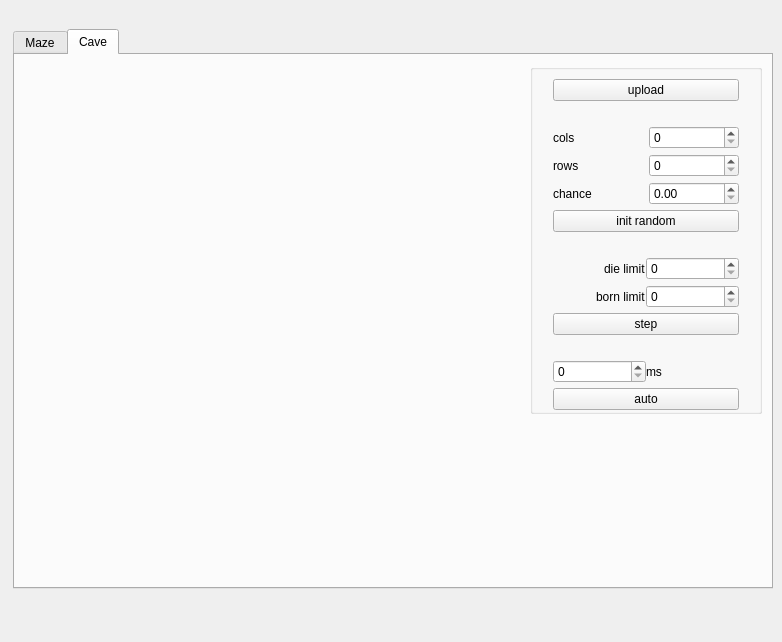
darrpama/A1_Maze-1, file src/views/mainwindow.ui: the form before one commit.
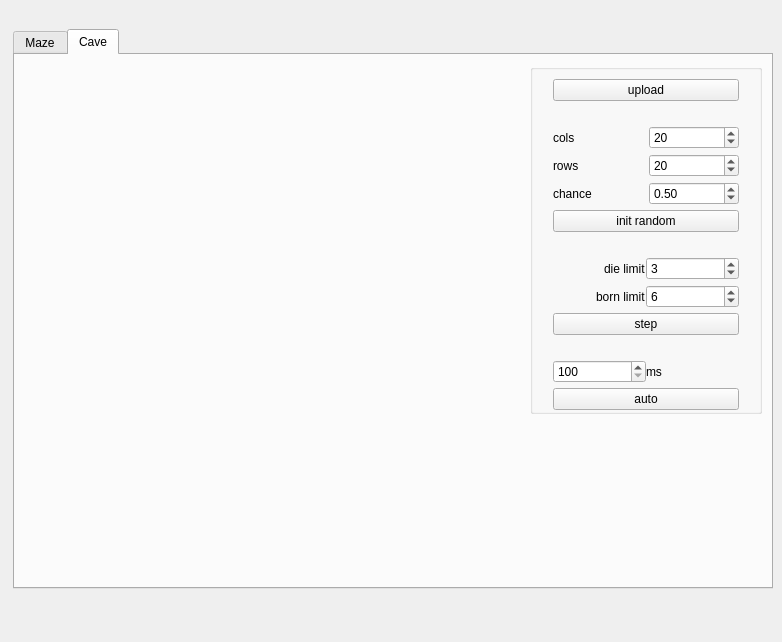
The form after the commit. The open tabs and pages were chosen to show the change. Custom widgets are drawn as their Qt base class.

Commit message: setted default values;

The edit to the form file:
```diff
--- a/src/views/mainwindow.ui
+++ b/src/views/mainwindow.ui
@@ -245,7 +245,14 @@
                 </widget>
                </item>
                <item>
-                <widget class="QSpinBox" name="cave_cols"/>
+                <widget class="QSpinBox" name="cave_cols">
+                 <property name="maximum">
+                  <number>50</number>
+                 </property>
+                 <property name="value">
+                  <number>20</number>
+                 </property>
+                </widget>
                </item>
               </layout>
              </item>
@@ -259,7 +266,14 @@
                 </widget>
                </item>
                <item>
-                <widget class="QSpinBox" name="cave_rows"/>
+                <widget class="QSpinBox" name="cave_rows">
+                 <property name="maximum">
+                  <number>50</number>
+                 </property>
+                 <property name="value">
+                  <number>20</number>
+                 </property>
+                </widget>
                </item>
               </layout>
              </item>
@@ -276,7 +290,17 @@
                 </widget>
                </item>
                <item>
-                <widget class="QDoubleSpinBox" name="cave_cell_chance"/>
+                <widget class="QDoubleSpinBox" name="cave_cell_chance">
+                 <property name="maximum">
+                  <double>1.000000000000000</double>
+                 </property>
+                 <property name="singleStep">
+                  <double>0.010000000000000</double>
+                 </property>
+                 <property name="value">
+                  <double>0.500000000000000</double>
+                 </property>
+                </widget>
                </item>
               </layout>
              </item>
@@ -326,6 +350,15 @@
                    <height>0</height>
                   </size>
                  </property>
+                 <property name="minimum">
+                  <number>1</number>
+                 </property>
+                 <property name="maximum">
+                  <number>7</number>
+                 </property>
+                 <property name="value">
+                  <number>3</number>
+                 </property>
                 </widget>
                </item>
               </layout>
@@ -356,6 +389,15 @@
                  <property name="styleSheet">
                   <string notr="true"/>
                  </property>
+                 <property name="minimum">
+                  <number>1</number>
+                 </property>
+                 <property name="maximum">
+                  <number>7</number>
+                 </property>
+                 <property name="value">
+                  <number>6</number>
+                 </property>
                 </widget>
                </item>
               </layout>
@@ -393,6 +435,9 @@
                    <height>0</height>
                   </size>
                  </property>
+                 <property name="minimum">
+                  <number>100</number>
+                 </property>
                  <property name="maximum">
                   <number>10000</number>
                  </property>
```
Left out of the diff: 18 changed lines with no effect on the pictures. The commit also changes 2 other files.
